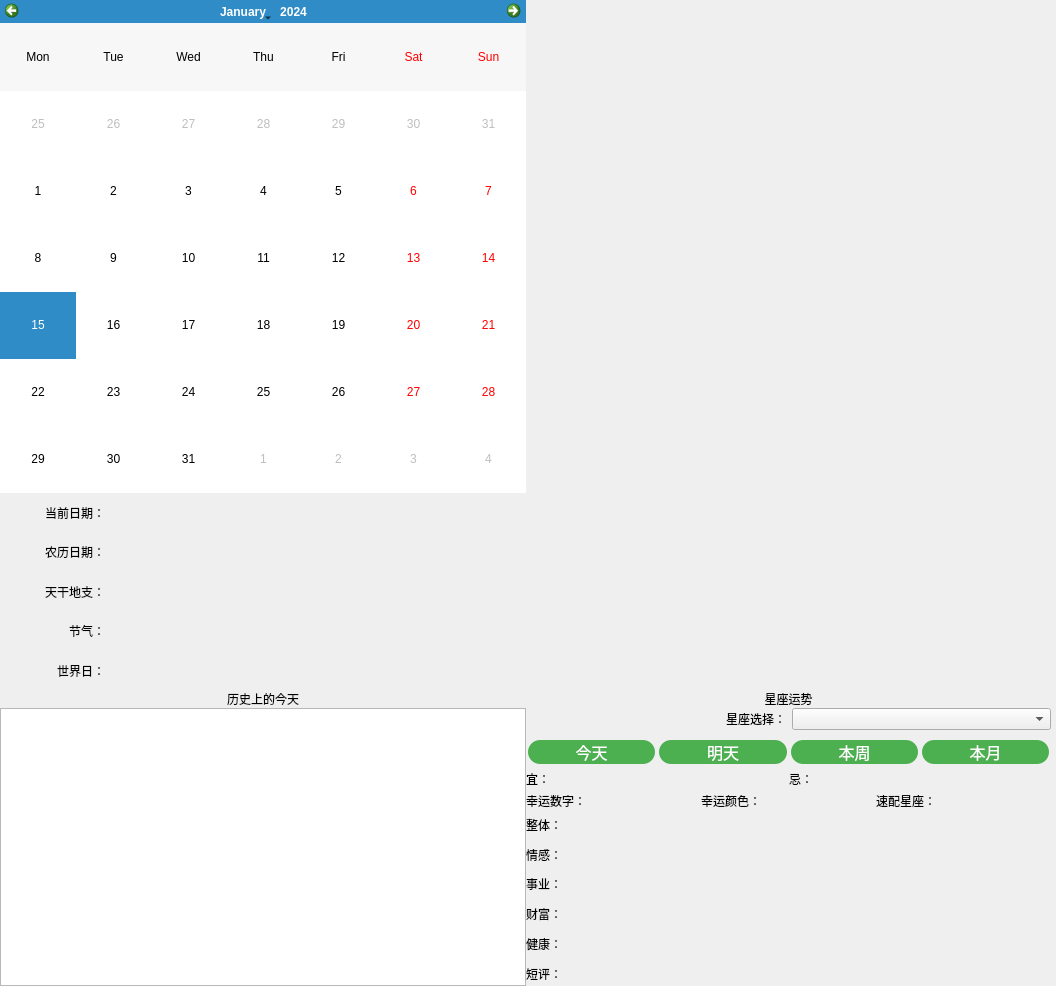
First picture: the form in ui/calendar.ui, repository Younger-Chan/everyday, before the edit.
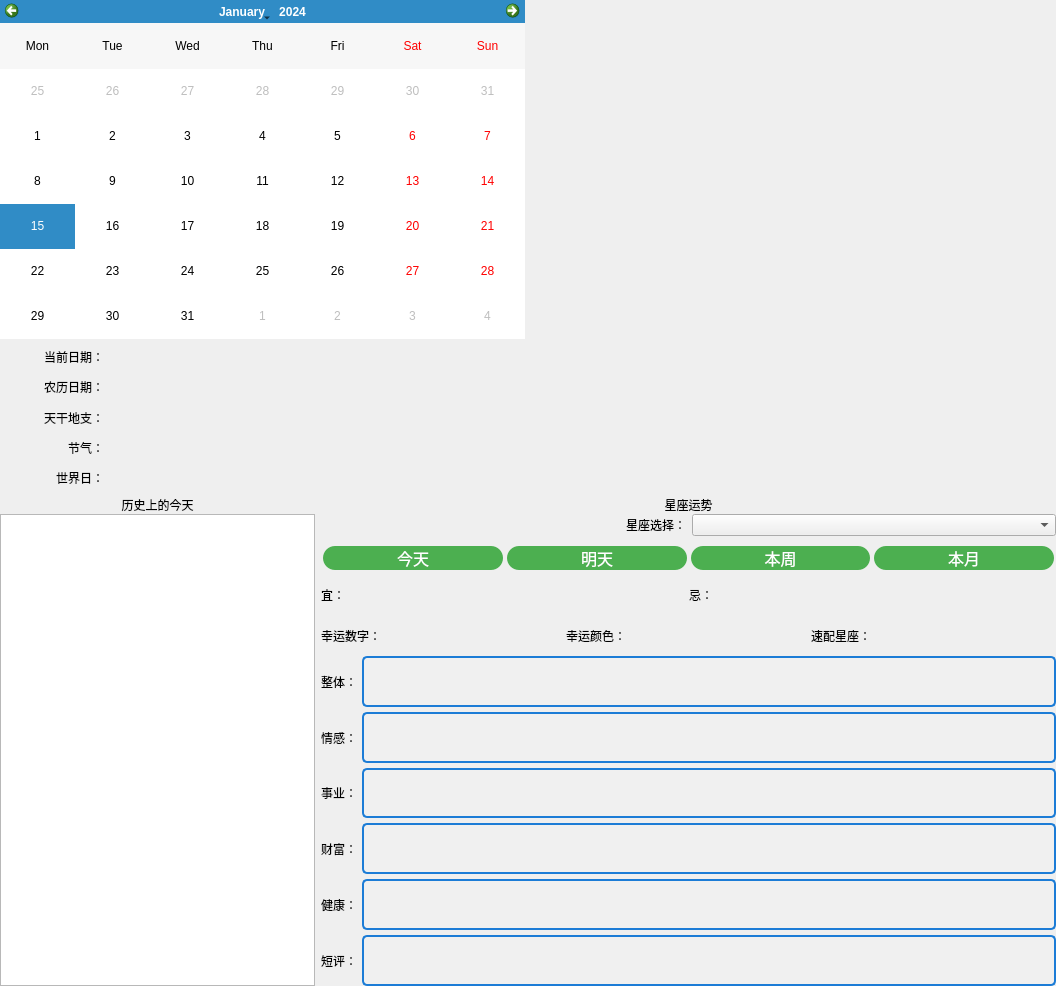
Second picture: the form after the edit.

```diff
--- a/ui/calendar.ui
+++ b/ui/calendar.ui
@@ -13,10 +13,7 @@
   <property name="windowTitle">
    <string>Form</string>
   </property>
-  <layout class="QHBoxLayout" name="horizontalLayout_5">
-   <property name="spacing">
-    <number>0</number>
-   </property>
+  <layout class="QVBoxLayout" name="verticalLayout_11">
    <property name="leftMargin">
     <number>0</number>
    </property>
@@ -24,18 +21,17 @@
     <number>0</number>
    </property>
    <property name="rightMargin">
-    <number>5</number>
+    <number>0</number>
    </property>
    <property name="bottomMargin">
     <number>0</number>
    </property>
    <item>
-    <layout class="QHBoxLayout" name="horizontalLayout_2"/>
-   </item>
+    <layout class="QVBoxLayout" name="verticalLayout_6">
    <item>
-    <layout class="QHBoxLayout" name="horizontalLayout_4">
+      <layout class="QHBoxLayout" name="horizontalLayout_4" stretch="5,5">
      <item>
-      <layout class="QVBoxLayout" name="verticalLayout_3" stretch="5,2,3">
+        <layout class="QVBoxLayout" name="verticalLayout_3" stretch="7,3">
        <item>
         <widget class="QCalendarWidget" name="calendarWidget">
          <property name="verticalHeaderFormat">
@@ -188,6 +184,25 @@
          </item>
         </layout>
        </item>
+        </layout>
+       </item>
+       <item>
+        <widget class="QLabel" name="l_moyu">
+         <property name="styleSheet">
+          <string notr="true"/>
+         </property>
+         <property name="text">
+          <string/>
+         </property>
+         <property name="scaledContents">
+          <bool>true</bool>
+         </property>
+        </widget>
+       </item>
+      </layout>
+     </item>
+     <item>
+      <layout class="QHBoxLayout" name="horizontalLayout_3" stretch="3,7">
        <item>
         <layout class="QVBoxLayout" name="verticalLayout_4">
          <property name="spacing">
@@ -245,28 +260,6 @@
          </item>
         </layout>
        </item>
-      </layout>
-     </item>
-     <item>
-      <layout class="QVBoxLayout" name="verticalLayout_6" stretch="7,3">
-       <item>
-        <widget class="QLabel" name="l_moyu">
-         <property name="styleSheet">
-          <string notr="true"/>
-         </property>
-         <property name="text">
-          <string/>
-         </property>
-         <property name="scaledContents">
-          <bool>true</bool>
-         </property>
-        </widget>
-       </item>
-       <item>
-        <layout class="QHBoxLayout" name="horizontalLayout_3" stretch="5">
-         <property name="spacing">
-          <number>0</number>
-         </property>
          <item>
           <layout class="QVBoxLayout" name="verticalLayout_5" stretch="0,10">
            <property name="spacing">
@@ -632,6 +625,19 @@
                            </item>
                            <item>
                             <widget class="QLabel" name="l_all">
+                           <property name="styleSheet">
+                            <string notr="true">QLabel {
+    color: #333333; /* 文本颜色 */
+    font-size: 14px; /* 字体大小 */
+    font-weight: bold; /* 字体粗细 */
+    font-family: Arial; /* 字体家族 */
+    background-color: #f0f0f0; /* 背景颜色 */
+    border: 2px solid #1c7cd6; /* 边框颜色 */
+    border-radius: 5px; /* 边框圆角 */
+    padding: 10px; /* 内边距 */
+}
+</string>
+                           </property>
                              <property name="text">
                               <string/>
                              </property>
@@ -662,6 +668,19 @@
                            </item>
                            <item>
                             <widget class="QLabel" name="l_love">
+                           <property name="styleSheet">
+                            <string notr="true">QLabel {
+    color: #333333; /* 文本颜色 */
+    font-size: 14px; /* 字体大小 */
+    font-weight: bold; /* 字体粗细 */
+    font-family: Arial; /* 字体家族 */
+    background-color: #f0f0f0; /* 背景颜色 */
+    border: 2px solid #1c7cd6; /* 边框颜色 */
+    border-radius: 5px; /* 边框圆角 */
+    padding: 10px; /* 内边距 */
+}
+</string>
+                           </property>
                              <property name="text">
                               <string/>
                              </property>
@@ -692,6 +711,19 @@
                            </item>
                            <item>
                             <widget class="QLabel" name="l_work">
+                           <property name="styleSheet">
+                            <string notr="true">QLabel {
+    color: #333333; /* 文本颜色 */
+    font-size: 14px; /* 字体大小 */
+    font-weight: bold; /* 字体粗细 */
+    font-family: Arial; /* 字体家族 */
+    background-color: #f0f0f0; /* 背景颜色 */
+    border: 2px solid #1c7cd6; /* 边框颜色 */
+    border-radius: 5px; /* 边框圆角 */
+    padding: 10px; /* 内边距 */
+}
+</string>
+                           </property>
                              <property name="text">
                               <string/>
                              </property>
@@ -722,6 +754,19 @@
                            </item>
                            <item>
                             <widget class="QLabel" name="l_money">
+                           <property name="styleSheet">
+                            <string notr="true">QLabel {
+    color: #333333; /* 文本颜色 */
+    font-size: 14px; /* 字体大小 */
+    font-weight: bold; /* 字体粗细 */
+    font-family: Arial; /* 字体家族 */
+    background-color: #f0f0f0; /* 背景颜色 */
+    border: 2px solid #1c7cd6; /* 边框颜色 */
+    border-radius: 5px; /* 边框圆角 */
+    padding: 10px; /* 内边距 */
+}
+</string>
+                           </property>
                              <property name="text">
                               <string/>
                              </property>
@@ -752,6 +797,19 @@
                            </item>
                            <item>
                             <widget class="QLabel" name="l_health">
+                           <property name="styleSheet">
+                            <string notr="true">QLabel {
+    color: #333333; /* 文本颜色 */
+    font-size: 14px; /* 字体大小 */
+    font-weight: bold; /* 字体粗细 */
+    font-family: Arial; /* 字体家族 */
+    background-color: #f0f0f0; /* 背景颜色 */
+    border: 2px solid #1c7cd6; /* 边框颜色 */
+    border-radius: 5px; /* 边框圆角 */
+    padding: 10px; /* 内边距 */
+}
+</string>
+                           </property>
                              <property name="text">
                               <string/>
                              </property>
@@ -782,6 +840,19 @@
                            </item>
                            <item>
                             <widget class="QLabel" name="l_short">
+                           <property name="styleSheet">
+                            <string notr="true">QLabel {
+    color: #333333; /* 文本颜色 */
+    font-size: 14px; /* 字体大小 */
+    font-weight: bold; /* 字体粗细 */
+    font-family: Arial; /* 字体家族 */
+    background-color: #f0f0f0; /* 背景颜色 */
+    border: 2px solid #1c7cd6; /* 边框颜色 */
+    border-radius: 5px; /* 边框圆角 */
+    padding: 10px; /* 内边距 */
+}
+</string>
+                           </property>
                              <property name="text">
                               <string/>
                              </property>
@@ -805,8 +876,6 @@
               </item>
              </layout>
             </widget>
-           </item>
-          </layout>
          </item>
         </layout>
        </item>
```
Lines whose indentation alone changed are shown as unchanged.
